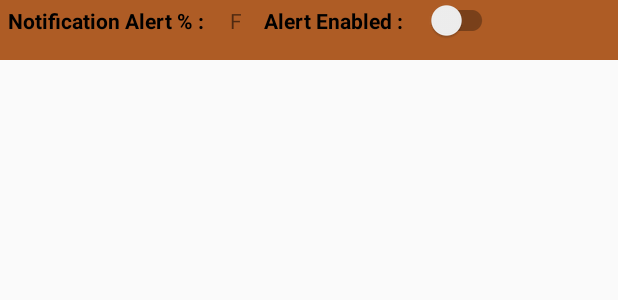
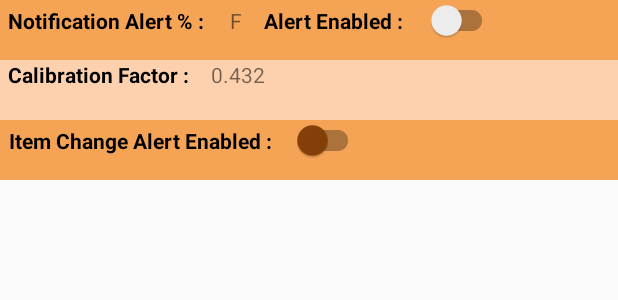
Before and after one commit to samasys-software/montecito, an Android app: the layout activity_alert_details.xml on its own in the app's theme, with its tools: preview values and no code run, on a phone screen of 412 x 824 dp. Shown: the top 300 px of the screen. Run offline under Robolectric (Android 15) with nearby library versions, the phone set to English and light mode, and no system bars.

Commit message:
latest chnages and ui

```diff
--- a/Android/app/src/main/res/layout/activity_alert_details.xml
+++ b/Android/app/src/main/res/layout/activity_alert_details.xml
@@ -1,19 +1,20 @@
 <?xml version="1.0" encoding="utf-8"?>
 <android.support.constraint.ConstraintLayout
     xmlns:android="http://schemas.android.com/apk/res/android" android:layout_width="match_parent"
+    xmlns:app="http://schemas.android.com/apk/res-auto"
     android:layout_height="wrap_content">
 
     <RelativeLayout
 
         android:layout_width="match_parent"
-        android:layout_height="170sp"
+        android:layout_height="120sp"
         android:layout_marginTop="0dp">
         <LinearLayout
             android:layout_width="match_parent"
             android:layout_height="40sp"
             android:orientation="horizontal"
             android:background="@color/AlertOddColor"
-            android:id="@+id/AlertLayout"
+            android:id="@+id/AlertLayout1"
             >
 
             <TextView
@@ -65,144 +66,74 @@
 
                 />
         </LinearLayout>
-        <!--<LinearLayout-->
-            <!--android:layout_width="match_parent"-->
-            <!--android:layout_height="40sp"-->
-            <!--android:orientation="horizontal"-->
-            <!--android:id="@+id/binLayout2"-->
-            <!--android:background="@color/binEvenColor"-->
-            <!--android:layout_below="@id/binLayout1"-->
-            <!--&gt;-->
+        <LinearLayout
+            android:layout_width="match_parent"
+            android:layout_height="40sp"
+            android:orientation="horizontal"
+            android:id="@+id/AlertLayout2"
+            android:background="@color/AlertEvenColor"
+            android:layout_below="@id/AlertLayout1"
+            >
 
-            <!--<TextView-->
+            <TextView
 
-                <!--android:text="Bin Type : "-->
-                <!--android:layout_width="wrap_content"-->
-                <!--android:layout_height="wrap_content"-->
-                <!--android:textColor="@android:color/black"-->
-                <!--android:layout_marginLeft="5sp"-->
-                <!--android:layout_marginRight="5sp"-->
-                <!--android:textStyle="bold"-->
-                <!--android:gravity="center"-->
-                <!--/>-->
+                android:text="Calibration Factor : "
+                android:layout_width="wrap_content"
+                android:layout_height="wrap_content"
+                android:textColor="@android:color/black"
+                android:layout_marginLeft="5sp"
+                android:layout_marginRight="5sp"
+                android:textStyle="bold"
+                android:gravity="center"
+                />
 
-            <!--<TextView-->
-                <!--android:id="@+id/binType"-->
-                <!--android:layout_width="wrap_content"-->
-                <!--android:text="Bin # 01"-->
-                <!--android:layout_height="wrap_content"-->
-                <!--android:layout_marginLeft="5sp"-->
-                <!--android:layout_marginRight="5sp"-->
+            <TextView
+                android:id="@+id/calibrationFactor"
+                android:layout_width="wrap_content"
+                android:text="0.432"
+                android:layout_height="wrap_content"
+                android:layout_marginLeft="5sp"
+                android:layout_marginRight="5sp"
 
-                <!--android:gravity="center" />-->
+                android:gravity="center" />
 
 
-            <!--<TextView-->
+        </LinearLayout>
+        <LinearLayout
+            android:layout_width="match_parent"
+            android:layout_height="40dp"
+            android:orientation="horizontal"
+            android:background="@color/AlertOddColor"
+            android:id="@+id/AlertLayout3"
+            android:layout_below="@id/AlertLayout2"
+            >
 
-                <!--android:layout_width="wrap_content"-->
-                <!--android:layout_height="wrap_content"-->
-                <!--android:text="Dimension"-->
-                <!--android:textColor="@android:color/black"-->
-                <!--android:layout_marginLeft="5sp"-->
+            <TextView
 
-                <!--android:textStyle="bold"-->
-                <!--android:gravity="center"-->
+                android:text="Item Change Alert Enabled : "
+                android:layout_width="wrap_content"
+                android:layout_height="wrap_content"
+                android:textColor="@android:color/black"
+                android:layout_marginLeft="5sp"
+                android:layout_marginRight="5sp"
+                android:textStyle="bold"
+                android:gravity="center"
+                />
 
-                <!--/>-->
-            <!--<TextView-->
-
-                <!--android:layout_width="wrap_content"-->
-                <!--android:layout_height="wrap_content"-->
-                <!--android:text="(in cm) : "-->
-                <!--android:textSize="8dp"-->
-                <!--android:textColor="@android:color/black"-->
-                <!--android:layout_marginLeft="5dp"-->
-                <!--android:layout_marginRight="5dp"-->
-                <!--android:textStyle="bold"-->
-                <!--android:gravity="center"-->
-
-                <!--/>-->
-
-
-            <!--<TextView-->
-                <!--android:id="@+id/binDimension"-->
-                <!--android:layout_width="match_parent"-->
-                <!--android:layout_height="wrap_content"-->
-                <!--android:text="25 * 28 * 14"-->
-                <!--android:layout_marginLeft="5dp"-->
-                <!--android:layout_marginRight="5dp"-->
-                <!--android:gravity="center"-->
-
-                <!--/>-->
-        <!--</LinearLayout>-->
-        <!--<LinearLayout-->
-            <!--android:layout_width="match_parent"-->
-            <!--android:layout_height="40dp"-->
-            <!--android:orientation="horizontal"-->
-            <!--android:background="@color/binOddColor"-->
-            <!--android:id="@+id/binLayout3"-->
-            <!--android:layout_below="@id/binLayout2"-->
-            <!--&gt;-->
-
-            <!--<TextView-->
-
-                <!--android:text="cBin Identifier : "-->
-                <!--android:layout_width="wrap_content"-->
-                <!--android:layout_height="wrap_content"-->
-                <!--android:textColor="@android:color/black"-->
-                <!--android:layout_marginLeft="5sp"-->
-                <!--android:layout_marginRight="5sp"-->
-                <!--android:textStyle="bold"-->
-                <!--android:gravity="center"-->
-                <!--/>-->
-
-            <!--<TextView-->
-                <!--android:id="@+id/cBinIdentity"-->
-                <!--android:layout_width="wrap_content"-->
-                <!--android:text="cBin #101"-->
-                <!--android:layout_height="wrap_content"-->
-                <!--android:layout_marginLeft="5dp"-->
-                <!--android:layout_marginRight="5dp"-->
-
-                <!--android:gravity="center" />-->
+            <android.support.v7.widget.SwitchCompat
+                android:checked="false"
+                android:layout_width="wrap_content"
+                android:layout_height="wrap_content"
+                android:layout_marginLeft="5sp"
+                android:layout_marginRight="5sp"
+                android:gravity="center"
+                app:theme="@style/swichCompatDesign"
+                android:id="@+id/itemChangeAlertEnabled"
+                 />
 
 
 
-        <!--</LinearLayout>-->
-
-        <!--<LinearLayout-->
-            <!--android:layout_width="match_parent"-->
-            <!--android:layout_height="40sp"-->
-            <!--android:orientation="horizontal"-->
-            <!--android:id="@+id/binLayout4"-->
-            <!--android:background="@color/binEvenColor"-->
-            <!--android:layout_below="@id/binLayout3"-->
-            <!--&gt;-->
-
-            <!--<TextView-->
-
-                <!--android:text="RFID : "-->
-                <!--android:layout_width="wrap_content"-->
-                <!--android:layout_height="wrap_content"-->
-                <!--android:textColor="@android:color/black"-->
-                <!--android:layout_marginLeft="5sp"-->
-                <!--android:layout_marginRight="5sp"-->
-                <!--android:textStyle="bold"-->
-                <!--android:gravity="center"-->
-                <!--/>-->
-
-            <!--<TextView-->
-                <!--android:id="@+id/rfid"-->
-                <!--android:layout_width="wrap_content"-->
-                <!--android:text="AA-AA-AA-AA"-->
-                <!--android:layout_height="wrap_content"-->
-                <!--android:layout_marginLeft="5sp"-->
-                <!--android:layout_marginRight="5sp"-->
-
-                <!--android:gravity="center" />-->
-
-        <!--</LinearLayout>-->
-
+        </LinearLayout>
 
     </RelativeLayout>
 
--- a/Android/app/src/main/res/layout/activity_bin_details.xml
+++ b/Android/app/src/main/res/layout/activity_bin_details.xml
@@ -170,7 +170,7 @@
         </LinearLayout>
 
         <LinearLayout
-            android:layout_width="wrap_content"
+            android:layout_width="match_parent"
             android:layout_height="40sp"
             android:orientation="horizontal"
             android:id="@+id/binLayout4"
--- a/Android/app/src/main/res/layout/activity_item_bin_details.xml
+++ b/Android/app/src/main/res/layout/activity_item_bin_details.xml
@@ -10,7 +10,8 @@
     <RelativeLayout
         android:layout_width="wrap_content"
         android:layout_height="wrap_content"
-        android:id="@+id/binDetailsLayout">
+        android:id="@+id/binDetailsLayout"
+        >
 
         <LinearLayout
             android:layout_width="wrap_content"
@@ -18,6 +19,7 @@
             android:id="@+id/BinDetailsTitleLayout"
             android:background="@android:color/white"
             android:paddingRight="10sp"
+
             android:orientation="horizontal">
 
             <TextView
@@ -80,6 +82,7 @@
                 android:layout_width="50sp"
                 android:layout_height="wrap_content"
                 android:gravity="center"
+                android:src="@drawable/ic_item"
                 android:id="@+id/ItemImage"/>
 
             <TextView
@@ -99,6 +102,7 @@
                 android:id="@+id/itemButton"/>
 
         </LinearLayout>
+
 
         <com.github.aakira.expandablelayout.ExpandableRelativeLayout
             android:id="@+id/ItemDetailsLayout"
@@ -132,6 +136,8 @@
                 android:layout_width="50sp"
                 android:layout_height="wrap_content"
                 android:gravity="center"
+                android:src="@drawable/ic_item_alert"
+
                 android:id="@+id/AlertImage"/>
 
             <TextView
--- a/Android/app/src/main/res/layout/bin_item_cardview_data.xml
+++ b/Android/app/src/main/res/layout/bin_item_cardview_data.xml
@@ -30,7 +30,7 @@
                 android:layout_height="wrap_content"
                 android:layout_width="wrap_content"
                 android:id="@+id/itemImage"
-                android:background="@drawable/ic_chart_nav"/>
+                android:background="@drawable/ic_bin"/>
 
             <TextView
                 android:layout_width="wrap_content"
--- a/Android/app/src/main/res/layout/bin_item_list_data.xml
+++ b/Android/app/src/main/res/layout/bin_item_list_data.xml
@@ -28,7 +28,7 @@
           android:layout_height="wrap_content"
           android:layout_width="wrap_content"
           android:id="@+id/itemImage"
-          android:background="@drawable/ic_chart_nav"
+          android:background="@drawable/ic_bin"
 
           />
    </LinearLayout>
--- a/Android/app/src/main/res/values/colors.xml
+++ b/Android/app/src/main/res/values/colors.xml
@@ -7,7 +7,7 @@
     <color name="ItemOddColor">#A3C567</color>
     <color name="ItemEvenColor">#D4DEB8</color>
     <color name="AlertTitleColor">#AE5C25</color>
-    <color name="AlertOddColor"> #AE5C25</color>
+    <color name="AlertOddColor"> #F5A456</color>
     <color name="AlertEvenColor">#FDD1AE</color>
     <color name="text_color">#484b4d</color>
     <color name="colorPrimary">#3f51b5</color>
--- a/Android/app/src/main/res/values/styles.xml
+++ b/Android/app/src/main/res/values/styles.xml
@@ -36,6 +36,10 @@
     <style name="AppTheme.AppBarOverlay" parent="ThemeOverlay.AppCompat.Dark.ActionBar" />
 
     <style name="AppTheme.PopupOverlay" parent="ThemeOverlay.AppCompat.Light" />
+    <style name="swichCompatDesign" >
+        <item name="colorControlActivated">#FFFFFF</item>
+        <item name="colorSwitchThumbNormal">#874008</item>
+    </style>
 
 
 </resources>
```
Also changed, not shown: Android/app/src/main/res/drawable-mdpi/ic_bin.jpg (added), Android/app/src/main/res/drawable-mdpi/ic_item.png (added), Android/app/src/main/res/drawable-mdpi/ic_item_alert.png (added), Android/app/src/main/res/drawable-mdpi/ic_rep.png (added), 3 other files.
